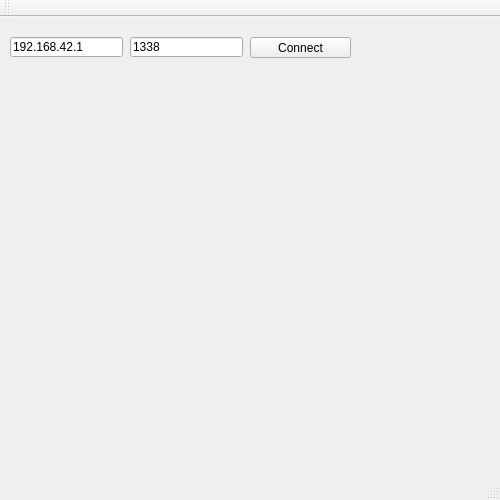
Before: the Qt Designer form qt_test/mainwindow.ui in JMilleson/tredjepersonsvy, drawn with Qt 5.
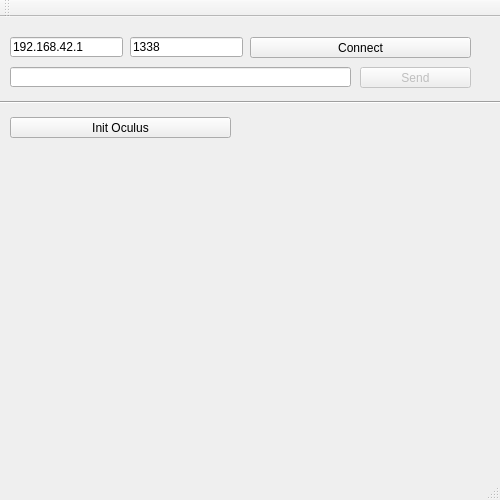
After: the same form once the commit is applied.

What changed in the file:
```diff
--- a/qt_test/mainwindow.ui
+++ b/qt_test/mainwindow.ui
@@ -32,7 +32,7 @@
      <rect>
       <x>250</x>
       <y>20</y>
-      <width>101</width>
+      <width>221</width>
       <height>21</height>
      </rect>
     </property>
@@ -56,6 +56,76 @@
      <string>1338</string>
     </property>
    </widget>
+   <widget class="QPushButton" name="pushInitOculus">
+    <property name="geometry">
+     <rect>
+      <x>10</x>
+      <y>100</y>
+      <width>221</width>
+      <height>21</height>
+     </rect>
+    </property>
+    <property name="text">
+     <string>Init Oculus</string>
+    </property>
+   </widget>
+   <widget class="Line" name="line">
+    <property name="geometry">
+     <rect>
+      <x>0</x>
+      <y>80</y>
+      <width>501</width>
+      <height>10</height>
+     </rect>
+    </property>
+    <property name="baseSize">
+     <size>
+      <width>0</width>
+      <height>10</height>
+     </size>
+    </property>
+    <property name="lineWidth">
+     <number>1</number>
+    </property>
+    <property name="orientation">
+     <enum>Qt::Horizontal</enum>
+    </property>
+   </widget>
+   <widget class="QLineEdit" name="sendMessage">
+    <property name="geometry">
+     <rect>
+      <x>10</x>
+      <y>50</y>
+      <width>341</width>
+      <height>20</height>
+     </rect>
+    </property>
+   </widget>
+   <widget class="QPushButton" name="send">
+    <property name="enabled">
+     <bool>false</bool>
+    </property>
+    <property name="geometry">
+     <rect>
+      <x>360</x>
+      <y>50</y>
+      <width>111</width>
+      <height>21</height>
+     </rect>
+    </property>
+    <property name="text">
+     <string>Send</string>
+    </property>
+    <property name="checkable">
+     <bool>false</bool>
+    </property>
+    <property name="default">
+     <bool>false</bool>
+    </property>
+    <property name="flat">
+     <bool>false</bool>
+    </property>
+   </widget>
   </widget>
   <widget class="QToolBar" name="mainToolBar">
    <attribute name="toolBarArea">
```
Left out of the diff: 2 changed lines with no effect on the pictures.
